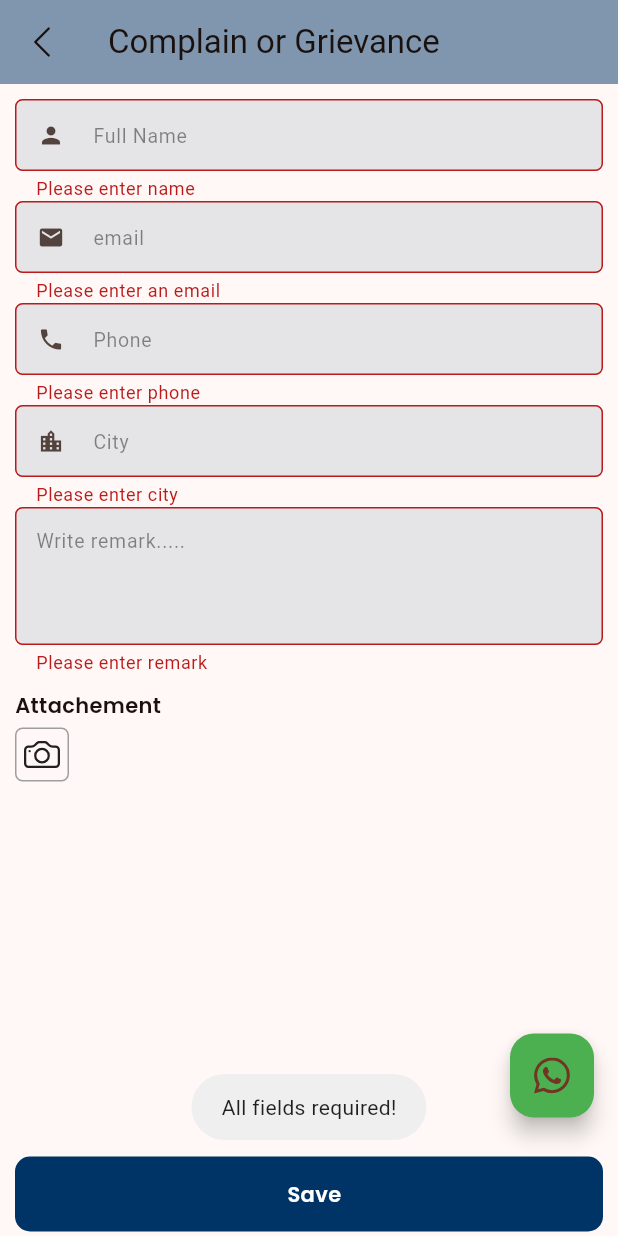
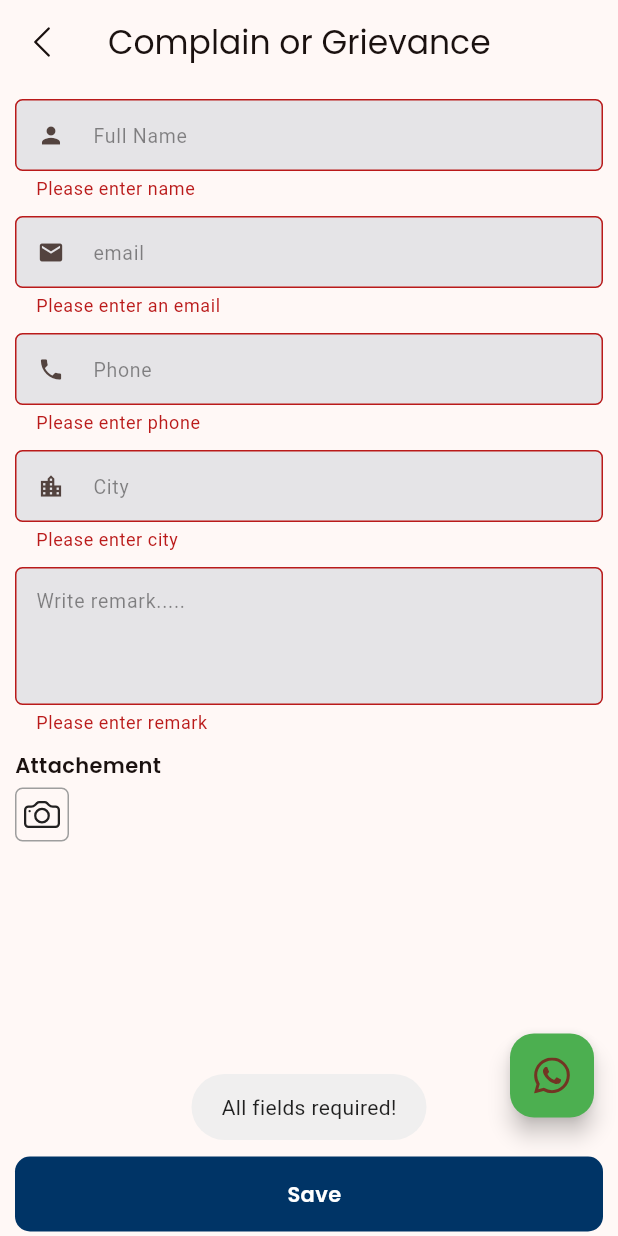
Before and after one commit to nure-nabi/oms_ecmmerce, a Flutter app: the ComplainGrievance screen opened directly, after a tap on "Save", on a phone screen of 412 x 824 dp. Run offline on Flutter 3.47's test engine with Material 3 defaults, Android fonts, the phone set to English and light mode, and no system bars; our stand-ins replace cached_network_image, carousel_slider, connectivity_plus, dio, dropdown_button2, email_validator and 22 more; missing offline and left inert: connect_ips_flutter, dart:ffi, flutter_html_table, flutter_image_carousel_slider; accounts and stored records are empty; network calls fail; key blocks and very long unbroken strings in the code were emptied for the run.

Commit message:
2026-01-12

```diff
--- a/lib/constant/asstes_list.dart
+++ b/lib/constant/asstes_list.dart
@@ -19,7 +19,7 @@ class AssetsList {
   static String topBuying = "assets/icons/top_buying.png";
   static String todo = "assets/icons/todo.png";
   static String questionReport = "assets/icons/question_report.png";
-  static String gargImage = "assets/icons/gargimage.png";
+  static String gargImage = "assets/icons/gargicon.png";
 
   /// Images
   static String errorImage = "assets/images/errorImage.png";
--- a/lib/screen/category/category_wise_products_page.dart
+++ b/lib/screen/category/category_wise_products_page.dart
@@ -241,7 +241,7 @@ class _CategoryWiseProductsPageState extends State<CategoryWiseProductsPage> {
 
                     },
                   )
-                      :Center(child: Text("no data found...."),),
+                      :Center(child: Text("item not found"),),
                   // if (state.isLoadingMore)
                   if (state.isLoadingMore!)
                     Positioned(
@@ -278,7 +278,7 @@ class _CategoryWiseProductsPageState extends State<CategoryWiseProductsPage> {
 
           }else if(state is CategoryProductsEmptyState){
             return const Center(
-              child: Text("no data found...."),
+              child: Text("item not found"),
             );
           }else{
             return SizedBox();
--- a/lib/screen/category/top_category_product.dart
+++ b/lib/screen/category/top_category_product.dart
@@ -279,7 +279,7 @@ class _TopCategoryProductState extends State<TopCategoryProduct> {
 
           }else if(state is BrandWiseProductsEmptyState){
             return const Center(
-              child: Text("No data found...."),
+              child: Text("item not found"),
             );
           }else{
             return SizedBox();
--- a/lib/screen/privacy_policy/bloc/compain_bloc/complain_bloc.dart
+++ b/lib/screen/privacy_policy/bloc/compain_bloc/complain_bloc.dart
@@ -1,3 +1,4 @@
+import 'package:flutter/cupertino.dart';
 import 'package:flutter_bloc/flutter_bloc.dart';
 import 'package:fluttertoast/fluttertoast.dart';
 import 'package:oms_ecommerce/basic_model/basic_model.dart';
@@ -28,13 +29,16 @@ class ComplainBloc extends Bloc<ComplainEvent, ComplainState> {
           imagePath: event.imagePath);
 
       if (basicModel.success!) {
+        Fluttertoast.showToast(msg: basicModel.message!);
         omit(ComplainLoadedState(basicModel: basicModel));
+        Navigator.pop(event.context!);
       }else{
         omit(ComplainErrorState(errorMsg: "Please filled all field!"));
       }
 
     }catch(e){
       omit(ComplainErrorState(errorMsg: e.toString()));
+      print('===============${e.toString()}');
     }
   }
 }
--- a/lib/screen/privacy_policy/bloc/compain_bloc/complain_event.dart
+++ b/lib/screen/privacy_policy/bloc/compain_bloc/complain_event.dart
@@ -1,4 +1,5 @@
 import 'package:equatable/equatable.dart';
+import 'package:flutter/cupertino.dart';
 
 abstract class ComplainEvent extends Equatable {}
 
@@ -9,6 +10,7 @@ class ComplainReqEvent extends ComplainEvent {
   String phone;
   String remark;
   String? imagePath;
+  BuildContext? context;
 
   ComplainReqEvent(
       {required this.name,
@@ -16,9 +18,11 @@ class ComplainReqEvent extends ComplainEvent {
         required this.city,
         required this.phone,
         required this.remark,
-         this.imagePath}
+         this.imagePath,
+         this.context,
+      }
       );
 
   @override
-  List<Object?> get props => [name,email,city,phone,remark,imagePath];
+  List<Object?> get props => [name,email,city,phone,remark,imagePath,context];
 }
--- a/lib/screen/privacy_policy/complain_grevance.dart
+++ b/lib/screen/privacy_policy/complain_grevance.dart
@@ -10,6 +10,7 @@ import 'package:oms_ecommerce/core/constant/colors_constant.dart';
 import 'package:oms_ecommerce/screen/privacy_policy/bloc/compain_bloc/complain_bloc.dart';
 import 'package:oms_ecommerce/screen/privacy_policy/bloc/compain_bloc/complain_event.dart';
 import 'package:oms_ecommerce/screen/privacy_policy/bloc/compain_bloc/complain_state.dart';
+import 'package:provider/provider.dart';
 
 import '../../core/constant/textstyle.dart';
 import '../../utils/whatsapp.dart';
@@ -36,13 +37,22 @@ class _ComplainGrievanceState extends State<ComplainGrievance> {
   TextEditingController remarkController = TextEditingController();
   String imagePath = "";
   String base64Image = "";
+
+  @override
+  void initState() {
+    // TODO: implement initState
+    context.read<ImagePickerBlock>().add(GalleryImageClearEvent());
+    super.initState();
+  }
   @override
   Widget build(BuildContext context) {
     return SafeArea(
       child: Scaffold(
         appBar: AppBar(
-          title: const Text("Complain or Grievance"),
-          backgroundColor: gPrimaryColor,
+          title:  Text("Complain or Grievance",style: GoogleFonts.poppins(
+
+          ),),
+        //  backgroundColor: gPrimaryColor,
           leading: InkWell(
             onTap: ()=>Navigator.pop(context),
               child: Icon(Bootstrap.chevron_left)),
@@ -74,6 +84,7 @@ class _ComplainGrievanceState extends State<ComplainGrievance> {
                       prefixIcon: Icons.person,
                     ),
                   ),
+                  SizedBox(height: 10,),
                   TextFormField(
                     controller: emailController,
                     onChanged: (value) {
@@ -97,6 +108,7 @@ class _ComplainGrievanceState extends State<ComplainGrievance> {
                       prefixIcon: Icons.email,
                     ),
                   ),
+                  SizedBox(height: 10,),
                   TextFormField(
                     controller: phoneController,
                     onChanged: (value) {
@@ -117,6 +129,7 @@ class _ComplainGrievanceState extends State<ComplainGrievance> {
                       prefixIcon: Icons.phone,
                     ),
                   ),
+                  SizedBox(height: 10,),
                   TextFormField(
                     controller: cityController,
                     onChanged: (value) {
@@ -136,6 +149,7 @@ class _ComplainGrievanceState extends State<ComplainGrievance> {
                       prefixIcon: Icons.location_city,
                     ),
                   ),
+                  SizedBox(height: 10,),
                   TextFormField(
                     controller: remarkController,
                     maxLines: 3,
@@ -228,7 +242,6 @@ class _ComplainGrievanceState extends State<ComplainGrievance> {
                       listener: (context,state){
                         if(state is ImagePickerLoadedState){
                           imagePath = state.path.toString();
-                          Fluttertoast.showToast(msg: state.path.toString());
                         }
                       })
                 ],
@@ -248,7 +261,9 @@ class _ComplainGrievanceState extends State<ComplainGrievance> {
                     city: cityController.text.trim(),
                     phone: phoneController.text.trim(),
                     remark: remarkController.text.trim(),
-                    imagePath: imagePath
+                   // imagePath: imagePath
+                    imagePath: base64Image,
+                  context: context
                 )
                 );
               }else{
--- a/lib/screen/profile/block/image_picker_block/image_picker_block.dart
+++ b/lib/screen/profile/block/image_picker_block/image_picker_block.dart
@@ -13,6 +13,7 @@ class ImagePickerBlock extends Bloc<ImagePickerEvent,ImagePickerState>{
 
     on<CameraCaptureEvent>(cameraCapture);
     on<GalleryImageEvent>(galleryImage);
+    on<GalleryImageClearEvent>(_onGalleryImageClearEvent);
   }
 
   void cameraCapture(
@@ -36,4 +37,11 @@ class ImagePickerBlock extends Bloc<ImagePickerEvent,ImagePickerState>{
     emit(ImagePickerLoadedState(file: file,getPickedImage: imagePath,path: file.path));
   }
 
+  void _onGalleryImageClearEvent(
+      GalleryImageClearEvent event,
+      Emitter<ImagePickerState> emit
+      )async{
+    emit(ImagePickerInitialState());
+  }
+
 }
--- a/lib/screen/profile/block/image_picker_block/image_picker_event.dart
+++ b/lib/screen/profile/block/image_picker_block/image_picker_event.dart
@@ -15,3 +15,8 @@ class GalleryImageEvent extends ImagePickerEvent{
   @override
   List<Object?> get props => [];
 }
+
+class GalleryImageClearEvent extends ImagePickerEvent{
+  @override
+  List<Object?> get props => [];
+}
--- a/lib/screen/top_category/top_category_product.dart
+++ b/lib/screen/top_category/top_category_product.dart
@@ -282,7 +282,7 @@ class _BrandProductListPageState extends State<TopCategoryProductListPage> {
 
           }else if(state is TopCategoryProductsEmptyState){
             return const Center(
-              child: Text("No data found...."),
+              child: Text("item not found"),
             );
           }else{
              return SizedBox();
```
Also changed, not shown: lib/screen/banner/product_slider_image.dart (+21 -21 lines), lib/screen/brand/brand_product.dart (+10 -5 lines), lib/screen/main/home.dart (+1 -24 lines), lib/screen/privacy_policy/api/privacy_policy_repo.dart (+16 -14 lines), lib/screen/privacy_policy/privacy_policy_page.dart (+11 -1 lines), lib/screen/product/product_details.dart (+16 -9 lines), lib/screen/wish_list/wish_list_page.dart (+10 -10 lines), pubspec.lock.
